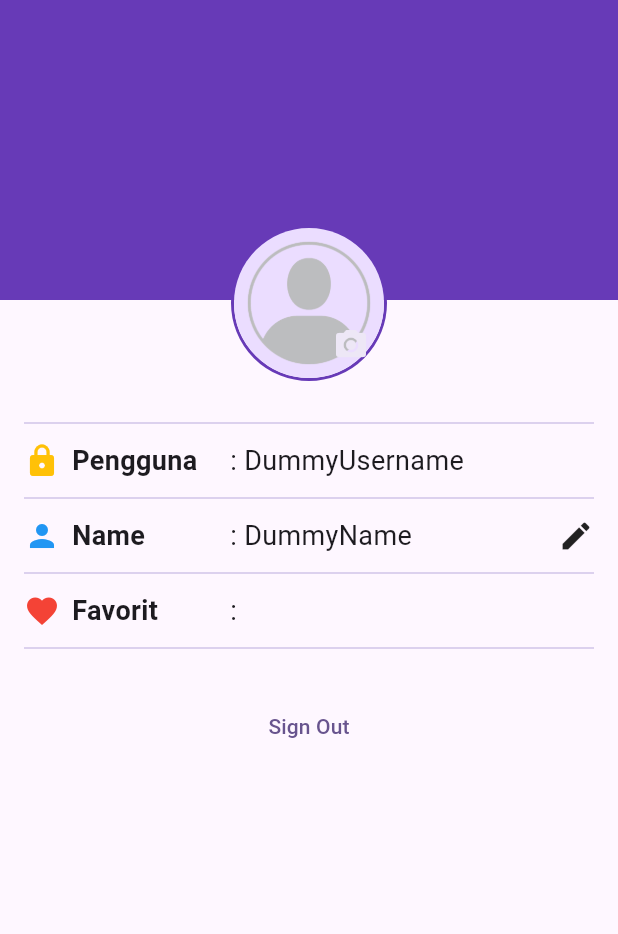
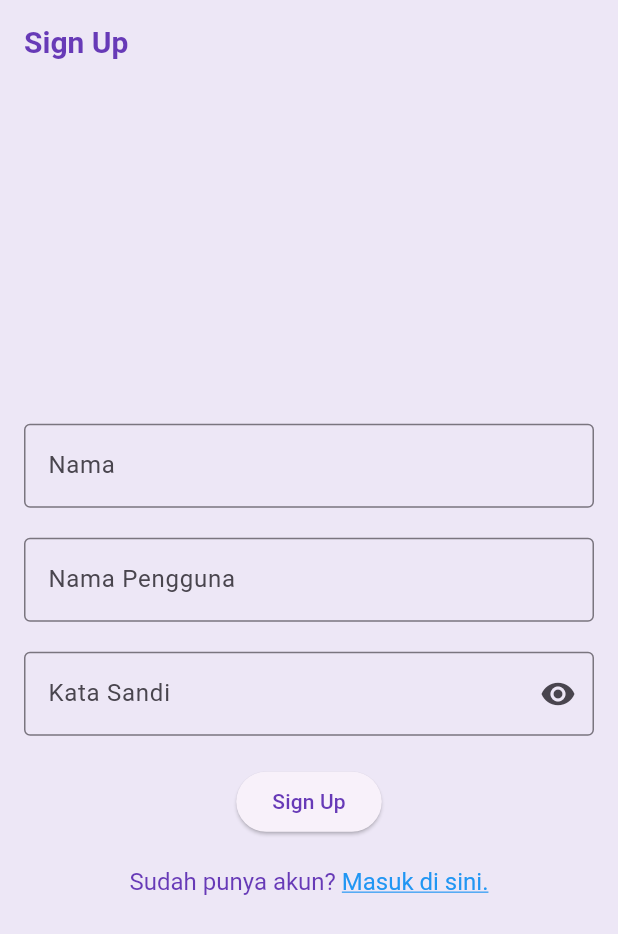
Before and after one commit to Veskebte/11_WisataCandi_Nathasya, a Flutter app: the screen it shows after launch, on a phone screen of 412 x 824 dp. Shown: the top 934 px of the screen. Run offline on Flutter 3.47's test engine with Material 3 defaults, Android fonts, the phone set to English and light mode, and no system bars.

Commit message:
Sign in dan Sign up

```diff
--- a/wisata_candi/lib/main.dart
+++ b/wisata_candi/lib/main.dart
@@ -1,6 +1,8 @@
 import 'package:flutter/material.dart';
 import 'package:wisata_candi/data/candi_data.dart';
 import 'package:wisata_candi/screens/profile_screen.dart';
+import 'package:wisata_candi/screens/sign_in_screen.dart';
+import 'package:wisata_candi/screens/sign_up_screen.dart';
 import 'screens/detail_screen.dart';
 
 void main() {
@@ -15,9 +17,24 @@ class MainApp extends StatelessWidget {
     return MaterialApp(
       title: 'Wisata Candi',
       theme: ThemeData(
-          colorScheme: ColorScheme.fromSeed(seedColor: Colors.deepPurple),
+          appBarTheme: const AppBarTheme(
+            iconTheme: IconThemeData(color: Colors.deepPurple),
+            titleTextStyle: TextStyle(
+              color: Colors.deepPurple,
+              fontSize: 20,
+              fontWeight: FontWeight.bold,
+            ),
+          ),
+          colorScheme:
+              ColorScheme.fromSeed(seedColor: Colors.deepPurple).copyWith(
+            primary: Colors.deepPurple,
+            surface: Colors.deepPurple[50],
+          ),
           useMaterial3: true),
-      home: const ProfileScreen(),
+      // home: const DetailScreen(candi: candiList[0]),
+      // home: const ProfileScreen(),
+      // home: SignInScreen(),
+      home: SignUpScreen(),
     );
   }
 }
--- /dev/null
+++ b/wisata_candi/lib/screens/sign_up_screen.dart
@@ -0,0 +1,124 @@
+import 'dart:ui';
+import 'package:flutter/gestures.dart';
+import 'package:flutter/material.dart';
+
+class SignUpScreen extends StatefulWidget {
+  const SignUpScreen({super.key});
+
+  @override
+  State<SignUpScreen> createState() => _SignUpScreenState();
+}
+
+class _SignUpScreenState extends State<SignUpScreen> {
+  // TODO: 1. Deklarasikan Variable
+  final TextEditingController _usernameController = TextEditingController();
+  final TextEditingController _nameController = TextEditingController();
+  final TextEditingController _passwordController = TextEditingController();
+
+  String _errorText = '';
+  bool _isSignedUp = false;
+  bool _obscurePassword = false;
+
+  @override
+  Widget build(BuildContext context) {
+    return Scaffold(
+      // TODO: 2. Pasang AppBar
+      appBar: AppBar(
+        title: Text('Sign Up'),
+      ),
+      // TODO: 3. Pasang Body
+      body: Center(
+        child: SingleChildScrollView(
+          child: Padding(
+            padding: const EdgeInsets.all(16),
+            child: Form(
+              child: Column(
+                // TODO: 4. Atur MainAxisAlignment dan CrossAxisAlignment
+                mainAxisAlignment: MainAxisAlignment.center,
+                crossAxisAlignment: CrossAxisAlignment.center,
+                children: [
+                  // TODO: 9. Padang TextFormField Nama
+                  TextFormField(
+                    controller: _nameController,
+                    decoration: const InputDecoration(
+                      labelText: "Nama",
+                      border: OutlineInputBorder(),
+                    ),
+                  ),
+                  const SizedBox(
+                    height: 20,
+                  ),
+                  // TODO: 5. Pasang TextFormField Nama Pengguna
+                  TextFormField(
+                    controller: _usernameController,
+                    decoration: const InputDecoration(
+                      labelText: "Nama Pengguna",
+                      border: OutlineInputBorder(),
+                    ),
+                  ),
+                  // TODO: 6. Pasang TextFormFileld Kata Sandi
+                  const SizedBox(
+                    height: 20,
+                  ),
+                  TextFormField(
+                    controller: _passwordController,
+                    decoration: InputDecoration(
+                      labelText: "Kata Sandi",
+                      errorText: _errorText.isNotEmpty ? _errorText : null,
+                      border: const OutlineInputBorder(),
+                      suffixIcon: IconButton(
+                        onPressed: () {
+                          setState(() {
+                            _obscurePassword = !_obscurePassword;
+                          });
+                        },
+                        icon: Icon(_obscurePassword
+                            ? Icons.visibility_off
+                            : Icons.visibility),
+                      ),
+                    ),
+                    obscureText: _obscurePassword,
+                  ),
+                  // TODO: 7. Pasang TextFormFileld Sign In
+                  const SizedBox(
+                    height: 20,
+                  ),
+                  ElevatedButton(
+                    onPressed: () {},
+                    child: const Text('Sign Up'),
+                  ),
+                  // TODO: 8. Pasang TextButton Sign Up
+                  const SizedBox(
+                    height: 20,
+                  ),
+                  // TextButton(
+                  //   onPressed: () {},
+                  //   child: const Text('Belum punya akun? Daftar di sini.'),
+                  // ),
+                  RichText(
+                    text: TextSpan(
+                      text: 'Sudah punya akun? ',
+                      style: const TextStyle(
+                          fontSize: 16, color: Colors.deepPurple),
+                      children: <TextSpan>[
+                        TextSpan(
+                          text: 'Masuk di sini.',
+                          style: const TextStyle(
+                            color: Colors.blue,
+                            decoration: TextDecoration.underline,
+                            fontSize: 16,
+                          ),
+                          recognizer: TapGestureRecognizer()..onTap = () {},
+                        ),
+                      ],
+                    ),
+                  ),
+                ],
+              ),
+            ),
+          ),
+        ),
+      ),
+    );
+  }
+}
```
Also changed, not shown: wisata_candi/lib/screens/sign_in_screen.dart (added, +112 -0 lines).
